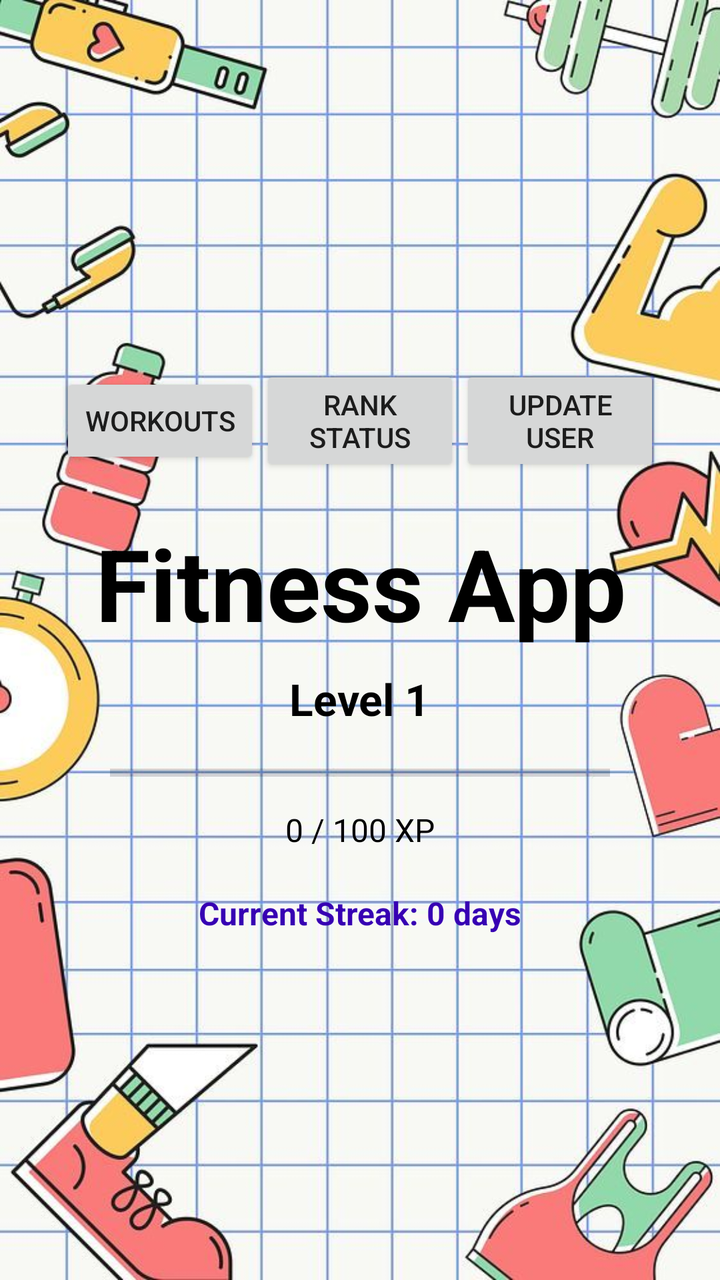
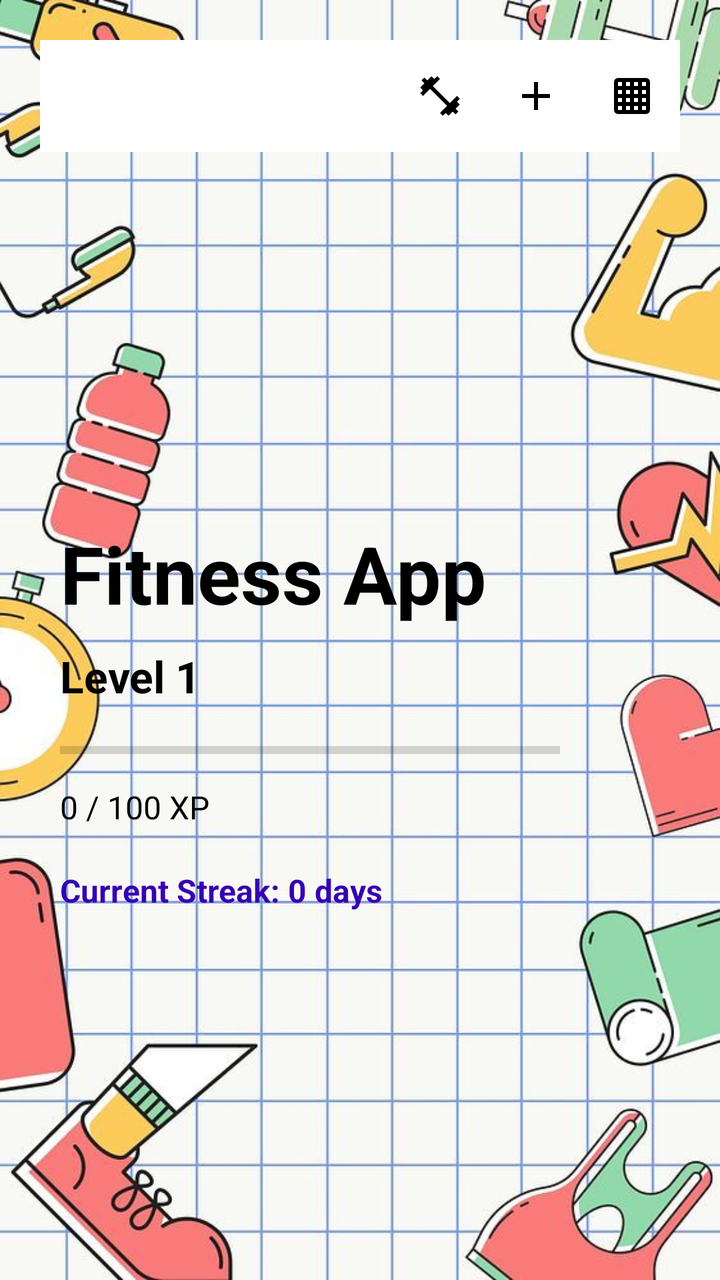

Two renders of the same Android screen: before a commit and after it. Below are the layout's source before the change and the commit's diff.
<!-- AndroidManifest.xml: application theme Theme.AppCompat.Light.NoActionBar -->
<!-- res/layout/activity_main.xml -->
<?xml version="1.0" encoding="utf-8"?>
<LinearLayout xmlns:android="http://schemas.android.com/apk/res/android"
    android:orientation="vertical"
    android:layout_width="match_parent"
    android:layout_height="match_parent"
    android:gravity="center"
    android:textStyle="bold"
    android:background="@drawable/background"
    android:padding="20dp">

    
    <LinearLayout
        android:id="@+id/topToolbar"
        android:layout_width="match_parent"
        android:layout_height="wrap_content"
        android:orientation="horizontal"
        android:gravity="center"
        android:padding="10dp">

        <Button
            android:id="@+id/buttonWorkouts"
            android:layout_width="0dp"
            android:layout_height="wrap_content"
            android:layout_weight="1"
            android:text="Workouts" />

        <Button
            android:id="@+id/buttonRank"
            android:layout_width="0dp"
            android:layout_height="wrap_content"
            android:layout_weight="1"
            android:text="Rank Status" />

        <Button
            android:id="@+id/buttonUserUpdateData"
            android:layout_width="0dp"
            android:layout_height="wrap_content"
            android:layout_weight="1"
            android:text="Update User" />
    </LinearLayout>


    <TextView
        android:id="@+id/titleText"
        android:layout_width="wrap_content"
        android:layout_height="wrap_content"
        android:text="Fitness App"
        android:textSize="50sp"
        android:textStyle="bold"
        android:gravity="center"
        android:textColor="#FF000000"
        android:layout_marginTop="10dp" />


    <TextView
        android:id="@+id/levelText"
        android:layout_width="wrap_content"
        android:layout_height="wrap_content"
        android:text="Level 1"
        android:textStyle="bold"
        android:textSize="22sp"
        android:textColor="#000000"
        android:layout_marginTop="10dp"/>


    <ProgressBar
        android:id="@+id/xpProgress"
        style="?android:attr/progressBarStyleHorizontal"
        android:layout_width="250dp"
        android:layout_height="25dp"
        android:progress="0"
        android:max="100"
        android:layout_marginTop="10dp" />


    <TextView
        android:id="@+id/xpText"
        android:layout_width="wrap_content"
        android:layout_height="wrap_content"
        android:text="0 / 100 XP"
        android:textSize="16sp"
        android:textColor="#000000"
        android:layout_marginTop="5dp"/>


    <TextView
        android:id="@+id/streakText"
        android:layout_width="wrap_content"
        android:layout_height="wrap_content"
        android:text="Current Streak: 0 days"
        android:textSize="16sp"
        android:textStyle="bold"
        android:textColor="#FF3700B3"
        android:layout_marginTop="20dp"/>

</LinearLayout>
<!-- resources referenced by this layout -->
<resources>
  <!-- drawable background: png bitmap (drawable, 89380 bytes) -->
</resources>

<!-- the commit's change to res/layout/activity_main.xml (unified diff, before → after) -->
@@ -1,5 +1,6 @@
 <?xml version="1.0" encoding="utf-8"?>
 <LinearLayout xmlns:android="http://schemas.android.com/apk/res/android"
+    xmlns:app="http://schemas.android.com/apk/res-auto"
     android:orientation="vertical"
     android:layout_width="match_parent"
     android:layout_height="match_parent"
@@ -9,88 +10,68 @@
     android:padding="20dp">
 
     
-    <LinearLayout
-        android:id="@+id/topToolbar"
+    <androidx.appcompat.widget.Toolbar
+        android:id="@+id/mainToolbar"
+        app:menu="@menu/main_menu"
         android:layout_width="match_parent"
         android:layout_height="wrap_content"
-        android:orientation="horizontal"
-        android:gravity="center"
+        android:background="#FFFFFF" />
+
+    <LinearLayout
+        android:layout_width="match_parent"
+        android:layout_height="match_parent"
+        android:orientation="vertical"
+        android:gravity="center_vertical"
         android:padding="10dp">
 
-        <Button
-            android:id="@+id/buttonWorkouts"
-            android:layout_width="0dp"
+        <TextView
+            android:id="@+id/titleText"
+            android:layout_width="wrap_content"
             android:layout_height="wrap_content"
-            android:layout_weight="1"
-            android:text="Workouts" />
+            android:text="Fitness App"
+            android:textSize="40sp"
+            android:textStyle="bold"
+            android:textColor="#FF000000"
+            android:layout_marginTop="20dp" />
 
-        <Button
-            android:id="@+id/buttonRank"
-            android:layout_width="0dp"
+        <TextView
+            android:id="@+id/levelText"
+            android:layout_width="wrap_content"
             android:layout_height="wrap_content"
-            android:layout_weight="1"
-            android:text="Rank Status" />
+            android:text="Level 1"
+            android:textStyle="bold"
+            android:textSize="22sp"
+            android:textColor="#000000"
+            android:layout_marginTop="10dp"/>
 
-        <Button
-            android:id="@+id/buttonUserUpdateData"
-            android:layout_width="0dp"
+        <ProgressBar
+            android:id="@+id/xpProgress"
+            style="?android:attr/progressBarStyleHorizontal"
+            android:layout_width="250dp"
+            android:layout_height="25dp"
+            android:progress="0"
+            android:max="100"
+            android:layout_marginTop="10dp" />
+
+        <TextView
+            android:id="@+id/xpText"
+            android:layout_width="wrap_content"
             android:layout_height="wrap_content"
-            android:layout_weight="1"
-            android:text="Update User" />
-    </LinearLayout>
+            android:text="0 / 100 XP"
+            android:textSize="16sp"
+            android:textColor="#000000"
+            android:layout_marginTop="5dp"/>
 
-
-    <TextView
-        android:id="@+id/titleText"
-        android:layout_width="wrap_content"
-        android:layout_height="wrap_content"
-        android:text="Fitness App"
-        android:textSize="50sp"
-        android:textStyle="bold"
-        android:gravity="center"
-        android:textColor="#FF000000"
-        android:layout_marginTop="10dp" />
-
-
-    <TextView
-        android:id="@+id/levelText"
-        android:layout_width="wrap_content"
-        android:layout_height="wrap_content"
-        android:text="Level 1"
-        android:textStyle="bold"
-        android:textSize="22sp"
-        android:textColor="#000000"
-        android:layout_marginTop="10dp"/>
-
-
-    <ProgressBar
-        android:id="@+id/xpProgress"
-        style="?android:attr/progressBarStyleHorizontal"
-        android:layout_width="250dp"
-        android:layout_height="25dp"
-        android:progress="0"
-        android:max="100"
-        android:layout_marginTop="10dp" />
-
-
-    <TextView
-        android:id="@+id/xpText"
-        android:layout_width="wrap_content"
-        android:layout_height="wrap_content"
-        android:text="0 / 100 XP"
-        android:textSize="16sp"
-        android:textColor="#000000"
-        android:layout_marginTop="5dp"/>
-
-
-    <TextView
-        android:id="@+id/streakText"
-        android:layout_width="wrap_content"
-        android:layout_height="wrap_content"
-        android:text="Current Streak: 0 days"
-        android:textSize="16sp"
-        android:textStyle="bold"
-        android:textColor="#FF3700B3"
-        android:layout_marginTop="20dp"/>
+        <TextView
+            android:id="@+id/streakText"
+            android:layout_width="wrap_content"
+            android:layout_height="wrap_content"
+            android:text="Current Streak: 0 days"
+            android:textSize="16sp"
+            android:textStyle="bold"
+            android:textColor="#FF3700B3"
+            android:layout_marginTop="20dp"/>
 
 </LinearLayout>
+
+</LinearLayout>
